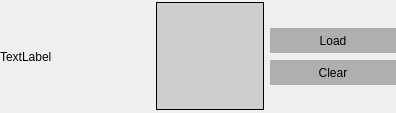
Above: src/widgets/texturepicker.ui from jahshaka/Studio before the change. Below: the same form after it.
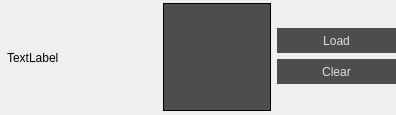
That is the form after the change.

The edit to the form file:
```diff
--- a/src/widgets/texturepicker.ui
+++ b/src/widgets/texturepicker.ui
@@ -7,7 +7,7 @@
     <x>0</x>
     <y>0</y>
     <width>396</width>
-    <height>108</height>
+    <height>115</height>
    </rect>
   </property>
   <property name="minimumSize">
@@ -25,9 +25,28 @@
   <property name="windowTitle">
    <string>Form</string>
   </property>
+  <property name="styleSheet">
+   <string notr="true">QPushButton {
+    background-color: #4D4D4D;
+    color: #DEDEDE;
+    border: 0;
+}
+
+QPushButton:hover {
+    background-color: #555;
+}
+
+QPushButton:pressed {
+    background-color: #444;
+}
+
+QWidget#texture {
+	background-color: #4D4D4D;
+}</string>
+  </property>
   <layout class="QHBoxLayout" name="horizontalLayout">
    <property name="leftMargin">
-    <number>0</number>
+    <number>7</number>
    </property>
    <property name="topMargin">
     <number>0</number>
@@ -68,7 +87,7 @@
       <string>TextLabel</string>
      </property>
      <property name="margin">
-      <number>7</number>
+      <number>0</number>
      </property>
     </widget>
    </item>
@@ -95,9 +114,6 @@
      <property name="mouseTracking">
       <bool>true</bool>
      </property>
-     <property name="styleSheet">
-      <string notr="true">background-color: rgb(206, 206, 206);</string>
-     </property>
      <property name="frameShape">
       <enum>QFrame::Box</enum>
      </property>
@@ -109,7 +125,7 @@
    <item>
     <layout class="QVBoxLayout" name="verticalLayout">
      <property name="spacing">
-      <number>7</number>
+      <number>5</number>
      </property>
      <item>
       <widget class="QLabel" name="imagename">
@@ -162,22 +178,6 @@
          <height>25</height>
         </size>
        </property>
-       <property name="styleSheet">
-        <string notr="true">
-QPushButton
-{
-background-color: rgb(175, 175, 175);
-border-style: inset;
-text-decoration: none;
-color: rgb(0, 0, 0);
-}
-QPushButton:hover
-{
-background-color: rgb(235, 235, 235);
-border-style: inset;
-}
-</string>
-       </property>
        <property name="text">
         <string>Load</string>
        </property>
@@ -203,22 +203,6 @@
          <height>25</height>
         </size>
        </property>
-       <property name="styleSheet">
-        <string notr="true">
-QPushButton
-{
-background-color: rgb(175, 175, 175);
-border-style: inset;
-text-decoration: none;
-color: rgb(0, 0, 0);
-}
-QPushButton:hover
-{
-background-color: rgb(235, 235, 235);
-border-style: inset;
-}
-</string>
-       </property>
        <property name="text">
         <string>Clear</string>
        </property>
```
